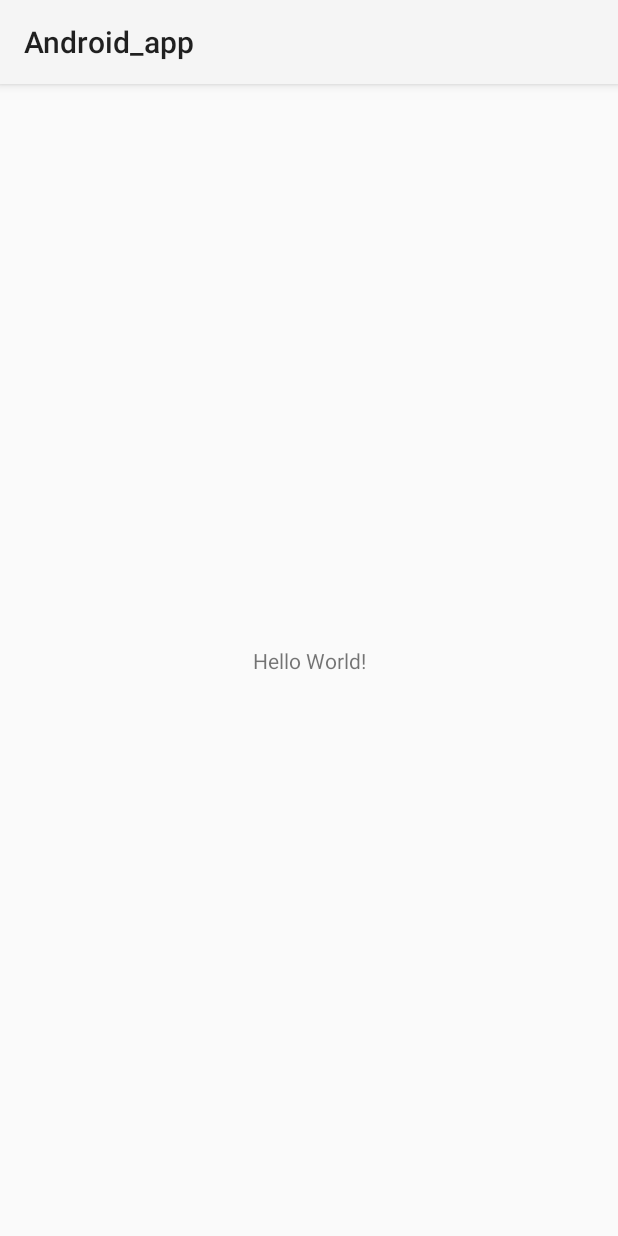
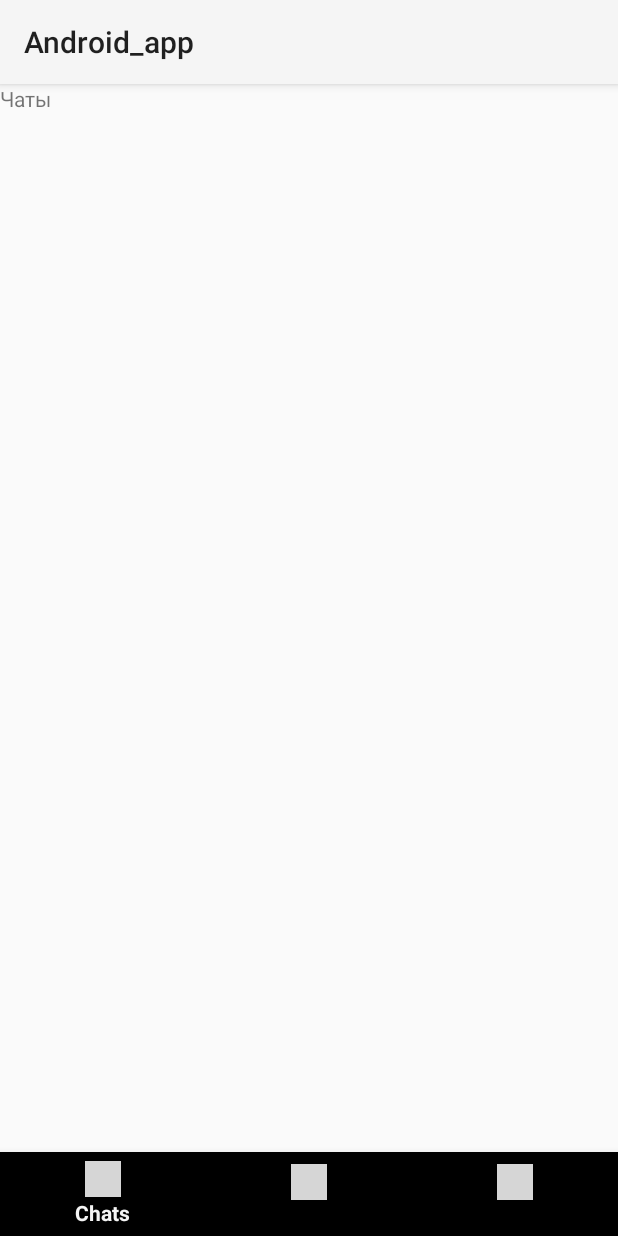
Before and after one commit to Hodilton/Chat-Application, an Android app: the MainActivity screen opened directly, with no data from a screen before it, on a phone screen of 412 x 824 dp. Run offline under Robolectric (Android 15) with nearby library versions, the light colour scheme and no system bars; grey boxes are pictures that could not be loaded.

Commit message:
3 фрагмента в мейн

```diff
--- a/Client/app/src/main/java/com/example/android_app/AuthBaseActivity.java
+++ b/Client/app/src/main/java/com/example/android_app/AuthBaseActivity.java
@@ -18,7 +18,6 @@ public abstract class AuthBaseActivity extends AppCompatActivity {
     @Override
     protected void onCreate(Bundle savedInstanceState) {
         super.onCreate(savedInstanceState);
-//        setContentView(getLayoutResource());
         getLayoutResource();
         initViews();
         setupListeners();
--- a/Client/app/src/main/java/com/example/android_app/MainActivity.java
+++ b/Client/app/src/main/java/com/example/android_app/MainActivity.java
@@ -2,18 +2,59 @@ package com.example.android_app;
 
 import android.os.Bundle;
 
-import android.content.Intent;
 import androidx.appcompat.app.AppCompatActivity;
+import androidx.fragment.app.Fragment;
+
+import com.example.android_app.bottom_nav.chats.ChatsFragment;
+import com.example.android_app.bottom_nav.new_chats.NewChatFragment;
+import com.example.android_app.bottom_nav.profile.ProfileFragment;
+import com.example.android_app.databinding.ActivityMainBinding;
 
 public class MainActivity extends AppCompatActivity {
+    private ActivityMainBinding binding;
+    private static final int DEFAULT_FRAGMENT_ID = R.id.chats;
 
     @Override
     protected void onCreate(Bundle savedInstanceState) {
         super.onCreate(savedInstanceState);
-        setContentView(R.layout.activity_main);
+        binding = ActivityMainBinding.inflate(getLayoutInflater());
+        setContentView(binding.getRoot());
 
-        if(true) {
-            startActivity(new Intent(MainActivity.this, LoginActivity.class));
-        }
+        setupFragments();
+        setupBottomNavigation();
+    }
+
+    private void setupFragments() {
+        getSupportFragmentManager()
+                .beginTransaction()
+                .replace(binding.fragmentContainer.getId(), new ChatsFragment())
+                .commit();
+
+        binding.bottomNav.setSelectedItemId(DEFAULT_FRAGMENT_ID);
+    }
+
+    private void setupBottomNavigation() {
+        binding.bottomNav.setOnItemSelectedListener(item -> {
+            int itemId = item.getItemId();
+
+            if (itemId == R.id.chats) {
+                replaceFragment(new ChatsFragment());
+                return true;
+            } else if (itemId == R.id.new_chat) {
+                replaceFragment(new NewChatFragment());
+                return true;
+            } else if (itemId == R.id.profile) {
+                replaceFragment(new ProfileFragment());
+                return true;
+            }
+            return false;
+        });
+    }
+
+    private void replaceFragment(Fragment fragment) {
+        getSupportFragmentManager()
+                .beginTransaction()
+                .replace(binding.fragmentContainer.getId(), fragment)
+                .commit();
     }
 }
--- /dev/null
+++ b/Client/app/src/main/java/com/example/android_app/bottom_nav/BaseFragment.java
@@ -0,0 +1,32 @@
+package com.example.android_app.bottom_nav;
+
+import android.os.Bundle;
+import android.view.LayoutInflater;
+import android.view.View;
+import android.view.ViewGroup;
+
+import androidx.annotation.NonNull;
+import androidx.annotation.Nullable;
+import androidx.fragment.app.Fragment;
+import androidx.viewbinding.ViewBinding;
+
+public abstract class BaseFragment<B extends ViewBinding> extends Fragment {
+    protected B binding;
+
+    protected abstract B inflateBinding(LayoutInflater inflater, ViewGroup container);
+
+    @Nullable
+    @Override
+    public View onCreateView(@NonNull LayoutInflater inflater,
+                             @Nullable ViewGroup container,
+                             @Nullable Bundle savedInstanceState) {
+        binding = inflateBinding(inflater, container);
+        return binding.getRoot();
+    }
+
+    @Override
+    public void onDestroyView() {
+        super.onDestroyView();
+        binding = null;
+    }
+}
--- /dev/null
+++ b/Client/app/src/main/java/com/example/android_app/bottom_nav/chats/ChatsFragment.java
@@ -0,0 +1,14 @@
+package com.example.android_app.bottom_nav.chats;
+
+import android.view.LayoutInflater;
+import android.view.ViewGroup;
+
+import com.example.android_app.bottom_nav.BaseFragment;
+import com.example.android_app.databinding.FragmentChatsBinding;
+
+public class ChatsFragment extends BaseFragment<FragmentChatsBinding> {
+    @Override
+    protected FragmentChatsBinding inflateBinding(LayoutInflater inflater, ViewGroup container) {
+        return FragmentChatsBinding.inflate(inflater, container, false);
+    }
+}
--- a/Client/app/src/main/res/layout/activity_main.xml
+++ b/Client/app/src/main/res/layout/activity_main.xml
@@ -1,5 +1,6 @@
 <?xml version="1.0" encoding="utf-8"?>
-<androidx.constraintlayout.widget.ConstraintLayout xmlns:android="http://schemas.android.com/apk/res/android"
+<androidx.constraintlayout.widget.ConstraintLayout
+    xmlns:android="http://schemas.android.com/apk/res/android"
     xmlns:app="http://schemas.android.com/apk/res-auto"
     xmlns:tools="http://schemas.android.com/tools"
     android:id="@+id/main"
@@ -7,13 +8,19 @@
     android:layout_height="match_parent"
     tools:context=".MainActivity">
 
-    <TextView
-        android:layout_width="wrap_content"
+    <FrameLayout
+        android:layout_width="match_parent"
+        android:layout_height="match_parent"
+        android:id="@+id/fragment_container"
+        android:layout_marginBottom="80dp"/>
+
+    <com.google.android.material.bottomnavigation.BottomNavigationView
+        android:layout_width="match_parent"
         android:layout_height="wrap_content"
-        android:text="Hello World!"
-        app:layout_constraintBottom_toBottomOf="parent"
+        android:id="@+id/bottom_nav"
+        app:menu="@menu/bottom_navigation_menu"
+        app:layout_constraintStart_toStartOf="parent"
         app:layout_constraintEnd_toEndOf="parent"
-        app:layout_constraintStart_toStartOf="parent"
-        app:layout_constraintTop_toTopOf="parent" />
+        app:layout_constraintBottom_toBottomOf="parent"/>
 
 </androidx.constraintlayout.widget.ConstraintLayout>
--- /dev/null
+++ b/Client/app/src/main/res/layout/fragment_chats.xml
@@ -0,0 +1,17 @@
+<?xml version="1.0" encoding="utf-8"?>
+<androidx.constraintlayout.widget.ConstraintLayout
+    xmlns:android="http://schemas.android.com/apk/res/android"
+    android:layout_width="match_parent"
+    android:layout_height="match_parent"
+    xmlns:tools="http://schemas.android.com/tools"
+    tools:context=".bottom_nav.chats.ChatsFragment">
+
+    <TextView
+        android:id="@+id/textView"
+        android:layout_width="wrap_content"
+        android:layout_height="wrap_content"
+        android:text="Чаты"
+        tools:layout_editor_absoluteX="170dp"
+        tools:layout_editor_absoluteY="349dp" />
+
+</androidx.constraintlayout.widget.ConstraintLayout>
--- /dev/null
+++ b/Client/app/src/main/res/menu/bottom_navigation_menu.xml
@@ -0,0 +1,17 @@
+<?xml version="1.0" encoding="utf-8"?>
+<menu xmlns:android="http://schemas.android.com/apk/res/android">
+    <item
+        android:id="@+id/chats"
+        android:title="@string/main_activity_nav_chats"
+        android:icon="@drawable/baseline_chat_bubble_outline_24"/>
+
+    <item
+        android:id="@+id/new_chat"
+        android:title="@string/main_activity_nav_new_chat"
+        android:icon="@drawable/baseline_accessibility_new_24"/>
+
+    <item
+        android:id="@+id/profile"
+        android:title="@string/main_activity_nav_profile"
+        android:icon="@drawable/baseline_person_outline_24"/>
+</menu>
--- a/Client/app/src/main/res/values/strings.xml
+++ b/Client/app/src/main/res/values/strings.xml
@@ -8,4 +8,7 @@
     <string name="activity_register_login">Login</string>
     <string name="activity_register_new_to_here">New to here?</string>
     <string name="activity_login_username">Username</string>
+    <string name="main_activity_nav_chats">Chats</string>
+    <string name="main_activity_nav_new_chat">New chat</string>
+    <string name="main_activity_nav_profile">Profile</string>
 </resources>
```
Also changed, not shown: Client/app/src/main/java/com/example/android_app/bottom_nav/new_chats/NewChatFragment.java (added, +14 -0 lines), Client/app/src/main/java/com/example/android_app/bottom_nav/profile/ProfileFragment.java (added, +14 -0 lines), Client/app/src/main/res/layout/fragment_new_chat.xml (added, +16 -0 lines), Client/app/src/main/res/layout/fragment_profile.xml (added, +17 -0 lines).
